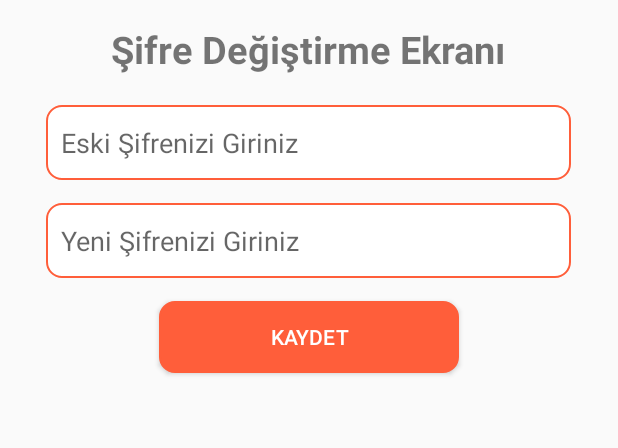
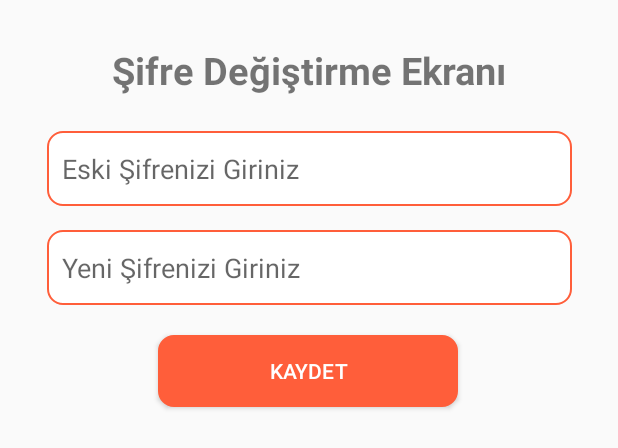
Before and after one commit to OnerInce/android-book_store, an Android app: the layout password_change_popup.xml on its own in the app's theme, with its tools: preview values and no code run, on a phone screen of 412 x 824 dp. Shown: the top 448 px of the screen. Run offline under Robolectric (Android 15) with nearby library versions, the phone set to English and light mode, and no system bars.

```diff
--- a/app/src/main/res/layout/password_change_popup.xml
+++ b/app/src/main/res/layout/password_change_popup.xml
@@ -1,5 +1,8 @@
 <?xml version="1.0" encoding="utf-8"?>
-<LinearLayout xmlns:android="http://schemas.android.com/apk/res/android"
+<androidx.constraintlayout.widget.ConstraintLayout
+    xmlns:android="http://schemas.android.com/apk/res/android"
+    xmlns:app="http://schemas.android.com/apk/res-auto"
+    xmlns:tools="http://schemas.android.com/tools"
     android:layout_width="match_parent"
     android:layout_height="match_parent"
     android:orientation="vertical"
@@ -10,45 +13,59 @@
         android:layout_width="wrap_content"
         android:layout_height="wrap_content"
         android:layout_gravity="center"
-        android:layout_marginTop="10dp"
+        android:layout_marginTop="24dp"
         android:text="Şifre Değiştirme Ekranı"
         android:textSize="25sp"
-        android:textStyle="bold" />
+        android:textStyle="bold"
+        app:layout_constraintEnd_toEndOf="parent"
+        app:layout_constraintStart_toStartOf="parent"
+        app:layout_constraintTop_toTopOf="parent" />
 
     <EditText
         android:id="@+id/etPassword2"
         android:layout_width="350dp"
         android:layout_height="50dp"
         android:layout_gravity="center"
-        android:layout_marginTop="20dp"
-        android:paddingStart="10dp"
-        android:paddingEnd="10dp"
+        android:layout_marginTop="23dp"
         android:background="@drawable/profile_info_textbox"
         android:ems="10"
         android:hint="Eski Şifrenizi Giriniz"
-        android:inputType="textPassword" />
+        android:inputType="textPassword"
+        android:paddingStart="10dp"
+        android:paddingEnd="10dp"
+        app:layout_constraintEnd_toEndOf="parent"
+        app:layout_constraintStart_toStartOf="parent"
+        app:layout_constraintTop_toBottomOf="@+id/textView" />
 
     <EditText
         android:id="@+id/etPassword"
         android:layout_width="350dp"
         android:layout_height="50dp"
-        android:layout_marginTop="15dp"
-        android:paddingStart="10dp"
-        android:paddingEnd="10dp"
         android:layout_gravity="center"
+        android:layout_marginTop="16dp"
         android:background="@drawable/profile_info_textbox"
         android:ems="10"
         android:hint="Yeni Şifrenizi Giriniz"
-        android:inputType="textPassword" />
+        android:inputType="textPassword"
+        android:paddingStart="10dp"
+        android:paddingEnd="10dp"
+        app:layout_constraintEnd_toEndOf="parent"
+        app:layout_constraintHorizontal_bias="0.508"
+        app:layout_constraintStart_toStartOf="parent"
+        app:layout_constraintTop_toBottomOf="@+id/etPassword2" />
 
     <Button
         android:id="@+id/btnLogin"
         android:layout_width="200dp"
         android:layout_height="wrap_content"
-        android:layout_marginTop="15dp"
         android:layout_gravity="center"
+        android:layout_marginTop="20dp"
+        android:background="@drawable/profile_info_orange_button"
         android:foreground="?attr/selectableItemBackgroundBorderless"
-        android:background="@drawable/profile_info_orange_button"
         android:text="kaydet"
-        android:textColor="@color/white"/>
-</LinearLayout>
+        android:textColor="@color/white"
+        app:layout_constraintEnd_toEndOf="parent"
+        app:layout_constraintHorizontal_bias="0.497"
+        app:layout_constraintStart_toStartOf="parent"
+        app:layout_constraintTop_toBottomOf="@+id/etPassword" />
+</androidx.constraintlayout.widget.ConstraintLayout>
--- a/app/src/main/res/layout/profil.xml
+++ /dev/null
@@ -1,18 +0,0 @@
-<?xml version="1.0" encoding="utf-8"?>
-<LinearLayout
-    xmlns:android="http://schemas.android.com/apk/res/android"
-    android:orientation="vertical"
-    android:layout_width="match_parent"
-    android:layout_height="500dp">
-
-    <ScrollView
-        android:layout_width="match_parent"
-        android:layout_height="match_parent">
-
-        <LinearLayout
-            android:layout_width="match_parent"
-            android:layout_height="wrap_content"
-            android:orientation="vertical" />
-
-    </ScrollView>
-</LinearLayout>
```
